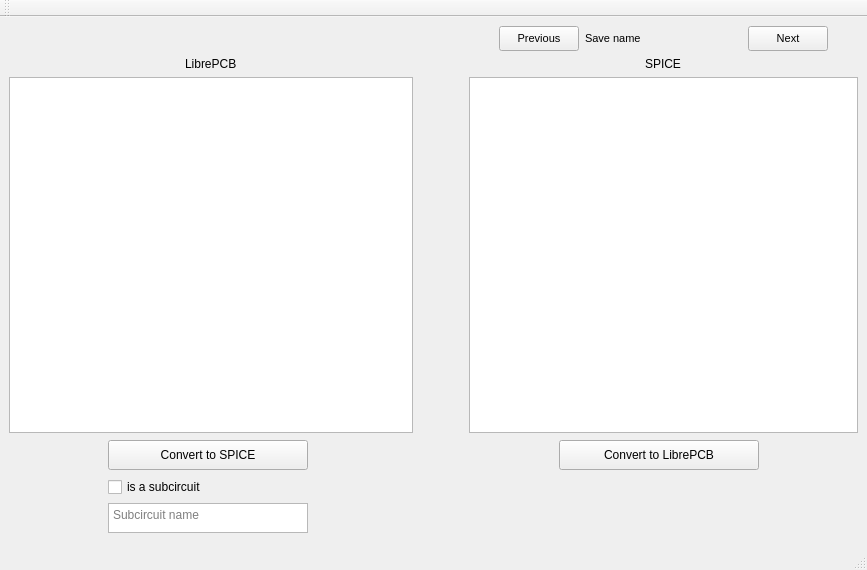
First picture: the form in ui/mainwindow.ui, repository SirBlaz333/L2Spice, before the edit.
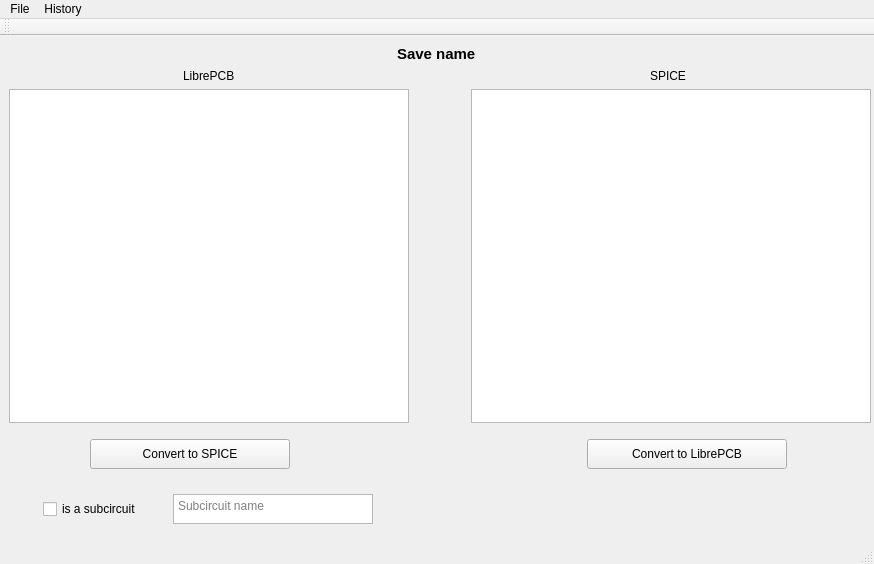
Second picture: the form after the edit. Icons and pictures are not drawn.

The edit to the form file:
```diff
--- a/ui/mainwindow.ui
+++ b/ui/mainwindow.ui
@@ -6,8 +6,8 @@
    <rect>
     <x>0</x>
     <y>0</y>
-    <width>867</width>
-    <height>570</height>
+    <width>874</width>
+    <height>564</height>
    </rect>
   </property>
   <property name="sizePolicy">
@@ -18,7 +18,7 @@
   </property>
   <property name="minimumSize">
    <size>
-    <width>750</width>
+    <width>874</width>
     <height>564</height>
    </size>
   </property>
@@ -47,38 +47,12 @@
    <layout class="QHBoxLayout" name="horizontalLayout">
     <item>
      <layout class="QGridLayout" name="gridLayout">
-      <item row="3" column="10">
-       <spacer name="horizontalSpacer_6">
-        <property name="orientation">
-         <enum>Qt::Horizontal</enum>
-        </property>
-        <property name="sizeHint" stdset="0">
-         <size>
-          <width>40</width>
-          <height>20</height>
-         </size>
-        </property>
-       </spacer>
-      </item>
-      <item row="4" column="4" rowspan="2">
-       <spacer name="horizontalSpacer_8">
-        <property name="orientation">
-         <enum>Qt::Horizontal</enum>
-        </property>
-        <property name="sizeHint" stdset="0">
-         <size>
-          <width>40</width>
-          <height>20</height>
-         </size>
-        </property>
-       </spacer>
-      </item>
-      <item row="2" column="7" colspan="6">
-       <widget class="QTextEdit" name="notationSpiceTextEdit">
+      <item row="3" column="0" colspan="3">
+       <widget class="QTextEdit" name="notationLibreTextEdit">
         <property name="minimumSize">
          <size>
-          <width>335</width>
-          <height>326</height>
+          <width>400</width>
+          <height>300</height>
          </size>
         </property>
         <property name="styleSheet">
@@ -86,8 +60,17 @@
         </property>
        </widget>
       </item>
-      <item row="3" column="0" rowspan="3" colspan="2">
-       <spacer name="horizontalSpacer_4">
+      <item row="4" column="4" rowspan="2" colspan="2">
+       <widget class="QWidget" name="convertToLibreWidget" native="true">
+        <property name="sizePolicy">
+         <sizepolicy hsizetype="MinimumExpanding" vsizetype="Preferred">
+          <horstretch>0</horstretch>
+          <verstretch>0</verstretch>
+         </sizepolicy>
+        </property>
+        <layout class="QHBoxLayout" name="horizontalLayout_3">
+         <item>
+          <spacer name="horizontalSpacer_2">
         <property name="orientation">
          <enum>Qt::Horizontal</enum>
         </property>
@@ -99,7 +82,7 @@
         </property>
        </spacer>
       </item>
-      <item row="3" column="8">
+         <item>
        <widget class="QLabel" name="arrowLeftLabel">
         <property name="minimumSize">
          <size>
@@ -127,77 +110,7 @@
         </property>
        </widget>
       </item>
-      <item row="3" column="5" rowspan="3">
-       <spacer name="horizontalSpacer_2">
-        <property name="orientation">
-         <enum>Qt::Horizontal</enum>
-        </property>
-        <property name="sizeType">
-         <enum>QSizePolicy::Expanding</enum>
-        </property>
-        <property name="sizeHint" stdset="0">
-         <size>
-          <width>40</width>
-          <height>20</height>
-         </size>
-        </property>
-       </spacer>
-      </item>
-      <item row="3" column="4">
-       <widget class="QLabel" name="arrowRightLabel">
-        <property name="minimumSize">
-         <size>
-          <width>32</width>
-          <height>32</height>
-         </size>
-        </property>
-        <property name="maximumSize">
-         <size>
-          <width>32</width>
-          <height>32</height>
-         </size>
-        </property>
-        <property name="text">
-         <string/>
-        </property>
-        <property name="pixmap">
-         <pixmap resource="../resources/resources.qrc">:/img/right-arrow.png</pixmap>
-        </property>
-        <property name="scaledContents">
-         <bool>true</bool>
-        </property>
-       </widget>
-      </item>
-      <item row="3" column="11" colspan="2">
-       <spacer name="horizontalSpacer_5">
-        <property name="orientation">
-         <enum>Qt::Horizontal</enum>
-        </property>
-        <property name="sizeHint" stdset="0">
-         <size>
-          <width>40</width>
-          <height>20</height>
-         </size>
-        </property>
-       </spacer>
-      </item>
-      <item row="0" column="6" rowspan="6">
-       <spacer name="horizontalSpacer">
-        <property name="orientation">
-         <enum>Qt::Horizontal</enum>
-        </property>
-        <property name="sizeType">
-         <enum>QSizePolicy::Fixed</enum>
-        </property>
-        <property name="sizeHint" stdset="0">
-         <size>
-          <width>50</width>
-          <height>0</height>
-         </size>
-        </property>
-       </spacer>
-      </item>
-      <item row="3" column="9">
+         <item>
        <widget class="QPushButton" name="convertToLibreButton">
         <property name="minimumSize">
          <size>
@@ -216,8 +129,8 @@
         </property>
        </widget>
       </item>
-      <item row="0" column="0" colspan="6">
-       <spacer name="horizontalSpacer_10">
+         <item>
+          <spacer name="horizontalSpacer_3">
         <property name="orientation">
          <enum>Qt::Horizontal</enum>
         </property>
@@ -229,35 +142,22 @@
         </property>
        </spacer>
       </item>
-      <item row="1" column="0" colspan="6" alignment="Qt::AlignHCenter|Qt::AlignVCenter">
+        </layout>
+       </widget>
+      </item>
+      <item row="1" column="0" rowspan="2" colspan="3" alignment="Qt::AlignHCenter|Qt::AlignVCenter">
        <widget class="QLabel" name="libreLabel">
         <property name="text">
          <string>LibrePCB</string>
         </property>
        </widget>
       </item>
-      <item row="4" column="7" rowspan="3" colspan="6">
-       <spacer name="verticalSpacer_3">
-        <property name="orientation">
-         <enum>Qt::Vertical</enum>
-        </property>
-        <property name="sizeType">
-         <enum>QSizePolicy::Fixed</enum>
-        </property>
-        <property name="sizeHint" stdset="0">
-         <size>
-          <width>20</width>
-          <height>30</height>
-         </size>
-        </property>
-       </spacer>
-      </item>
-      <item row="2" column="0" colspan="6">
-       <widget class="QTextEdit" name="notationLibreTextEdit">
+      <item row="3" column="4" colspan="2">
+       <widget class="QTextEdit" name="notationSpiceTextEdit">
         <property name="minimumSize">
          <size>
-          <width>335</width>
-          <height>326</height>
+          <width>400</width>
+          <height>300</height>
          </size>
         </property>
         <property name="styleSheet">
@@ -265,39 +165,8 @@
         </property>
        </widget>
       </item>
-      <item row="3" column="2" rowspan="3">
-       <spacer name="horizontalSpacer_7">
-        <property name="orientation">
-         <enum>Qt::Horizontal</enum>
-        </property>
-        <property name="sizeHint" stdset="0">
-         <size>
-          <width>40</width>
-          <height>20</height>
-         </size>
-        </property>
-       </spacer>
-      </item>
-      <item row="5" column="3">
-       <widget class="QPlainTextEdit" name="subcircuitNameTextEdit">
-        <property name="enabled">
-         <bool>true</bool>
-        </property>
-        <property name="maximumSize">
-         <size>
-          <width>200</width>
-          <height>30</height>
-         </size>
-        </property>
-        <property name="placeholderText">
-         <string>Subcircuit name</string>
-        </property>
-       </widget>
-      </item>
-      <item row="0" column="7" colspan="6">
-       <layout class="QHBoxLayout" name="nodesLayout">
-        <item>
-         <spacer name="horizontalSpacer_9">
+      <item row="1" column="3" rowspan="8">
+       <spacer name="horizontalSpacer">
           <property name="orientation">
            <enum>Qt::Horizontal</enum>
           </property>
@@ -306,53 +175,18 @@
           </property>
           <property name="sizeHint" stdset="0">
            <size>
-            <width>30</width>
-            <height>25</height>
+          <width>50</width>
+          <height>0</height>
            </size>
           </property>
          </spacer>
         </item>
-        <item>
-         <widget class="QPushButton" name="previousNodeButton">
-          <property name="minimumSize">
-           <size>
-            <width>80</width>
-            <height>25</height>
-           </size>
-          </property>
-          <property name="maximumSize">
-           <size>
-            <width>80</width>
-            <height>25</height>
-           </size>
-          </property>
-          <property name="font">
-           <font>
-            <pointsize>8</pointsize>
-           </font>
-          </property>
-          <property name="text">
-           <string>Previous</string>
-          </property>
-         </widget>
-        </item>
-        <item>
+      <item row="0" column="0" colspan="6" alignment="Qt::AlignHCenter|Qt::AlignVCenter">
          <widget class="QLabel" name="nodeNameLabel">
-          <property name="minimumSize">
-           <size>
-            <width>150</width>
-            <height>25</height>
-           </size>
-          </property>
-          <property name="maximumSize">
-           <size>
-            <width>1500</width>
-            <height>25</height>
-           </size>
-          </property>
           <property name="font">
            <font>
-            <pointsize>8</pointsize>
+          <pointsize>11</pointsize>
+          <bold>true</bold>
            </font>
           </property>
           <property name="text">
@@ -360,62 +194,19 @@
           </property>
          </widget>
         </item>
-        <item>
-         <widget class="QPushButton" name="nextNodeButton">
-          <property name="minimumSize">
-           <size>
-            <width>80</width>
-            <height>25</height>
-           </size>
-          </property>
-          <property name="maximumSize">
-           <size>
-            <width>80</width>
-            <height>25</height>
-           </size>
-          </property>
-          <property name="font">
-           <font>
-            <pointsize>8</pointsize>
-           </font>
-          </property>
-          <property name="text">
-           <string>Next</string>
-          </property>
-         </widget>
-        </item>
+      <item row="4" column="0" rowspan="2" colspan="3">
+       <widget class="QWidget" name="convertToSpiceWidget" native="true">
+        <property name="sizePolicy">
+         <sizepolicy hsizetype="MinimumExpanding" vsizetype="Preferred">
+          <horstretch>0</horstretch>
+          <verstretch>0</verstretch>
+         </sizepolicy>
+        </property>
+        <layout class="QHBoxLayout" name="horizontalLayout_2">
         <item>
-         <spacer name="horizontalSpacer_11">
+          <spacer name="horizontalSpacer_8">
           <property name="orientation">
            <enum>Qt::Horizontal</enum>
-          </property>
-          <property name="sizeType">
-           <enum>QSizePolicy::Fixed</enum>
-          </property>
-          <property name="sizeHint" stdset="0">
-           <size>
-            <width>30</width>
-            <height>25</height>
-           </size>
-          </property>
-         </spacer>
-        </item>
-       </layout>
-      </item>
-      <item row="4" column="3">
-       <widget class="QCheckBox" name="subcircuitCheckBox">
-        <property name="text">
-         <string>is a subcircuit</string>
-        </property>
-       </widget>
-      </item>
-      <item row="3" column="7">
-       <spacer name="horizontalSpacer_3">
-        <property name="orientation">
-         <enum>Qt::Horizontal</enum>
-        </property>
-        <property name="sizeType">
-         <enum>QSizePolicy::Expanding</enum>
         </property>
         <property name="sizeHint" stdset="0">
          <size>
@@ -425,14 +216,7 @@
         </property>
        </spacer>
       </item>
-      <item row="1" column="7" colspan="6" alignment="Qt::AlignHCenter|Qt::AlignVCenter">
-       <widget class="QLabel" name="spiceLabel">
-        <property name="text">
-         <string>SPICE</string>
-        </property>
-       </widget>
-      </item>
-      <item row="3" column="3">
+         <item>
        <widget class="QPushButton" name="convertToSpiceButton">
         <property name="minimumSize">
          <size>
@@ -451,6 +235,120 @@
         </property>
        </widget>
       </item>
+         <item>
+          <widget class="QLabel" name="arrowRightLabel">
+           <property name="minimumSize">
+            <size>
+             <width>32</width>
+             <height>32</height>
+            </size>
+           </property>
+           <property name="maximumSize">
+            <size>
+             <width>32</width>
+             <height>32</height>
+            </size>
+           </property>
+           <property name="text">
+            <string/>
+           </property>
+           <property name="pixmap">
+            <pixmap resource="../resources/resources.qrc">:/img/right-arrow.png</pixmap>
+           </property>
+           <property name="scaledContents">
+            <bool>true</bool>
+           </property>
+          </widget>
+         </item>
+         <item>
+          <spacer name="horizontalSpacer_9">
+           <property name="orientation">
+            <enum>Qt::Horizontal</enum>
+           </property>
+           <property name="sizeHint" stdset="0">
+            <size>
+             <width>40</width>
+             <height>20</height>
+            </size>
+           </property>
+          </spacer>
+         </item>
+        </layout>
+       </widget>
+      </item>
+      <item row="1" column="4" rowspan="2" colspan="2" alignment="Qt::AlignHCenter|Qt::AlignVCenter">
+       <widget class="QLabel" name="spiceLabel">
+        <property name="text">
+         <string>SPICE</string>
+        </property>
+       </widget>
+      </item>
+      <item row="6" column="0" rowspan="3" colspan="3">
+       <widget class="QFrame" name="horizontalFrame">
+        <property name="sizePolicy">
+         <sizepolicy hsizetype="MinimumExpanding" vsizetype="Preferred">
+          <horstretch>0</horstretch>
+          <verstretch>0</verstretch>
+         </sizepolicy>
+        </property>
+        <layout class="QHBoxLayout" name="horizontalLayout_5">
+         <item>
+          <widget class="QCheckBox" name="subcircuitCheckBox">
+           <property name="sizePolicy">
+            <sizepolicy hsizetype="Fixed" vsizetype="Fixed">
+             <horstretch>0</horstretch>
+             <verstretch>0</verstretch>
+            </sizepolicy>
+           </property>
+           <property name="text">
+            <string>is a subcircuit</string>
+           </property>
+          </widget>
+         </item>
+         <item>
+          <widget class="QPlainTextEdit" name="subcircuitNameTextEdit">
+           <property name="enabled">
+            <bool>true</bool>
+           </property>
+           <property name="sizePolicy">
+            <sizepolicy hsizetype="MinimumExpanding" vsizetype="Expanding">
+             <horstretch>0</horstretch>
+             <verstretch>0</verstretch>
+            </sizepolicy>
+           </property>
+           <property name="minimumSize">
+            <size>
+             <width>200</width>
+             <height>30</height>
+            </size>
+           </property>
+           <property name="maximumSize">
+            <size>
+             <width>200</width>
+             <height>30</height>
+            </size>
+           </property>
+           <property name="placeholderText">
+            <string>Subcircuit name</string>
+           </property>
+          </widget>
+         </item>
+        </layout>
+       </widget>
+      </item>
+      <item row="6" column="4" rowspan="3">
+       <spacer name="horizontalSpacer_4">
+        <property name="orientation">
+         <enum>Qt::Horizontal</enum>
+        </property>
+        <property name="sizeHint" stdset="0">
+         <size>
+          <width>40</width>
+          <height>20</height>
+         </size>
+        </property>
+       </spacer>
+      </item>
      </layout>
     </item>
    </layout>
@@ -460,10 +358,27 @@
     <rect>
      <x>0</x>
      <y>0</y>
-     <width>867</width>
+     <width>874</width>
      <height>21</height>
     </rect>
    </property>
+   <widget class="QMenu" name="menuEdit">
+    <property name="title">
+     <string>File</string>
+    </property>
+    <addaction name="actionSave"/>
+    <addaction name="actionSave_As"/>
+   </widget>
+   <widget class="QMenu" name="menuEdit_2">
+    <property name="title">
+     <string>History</string>
+    </property>
+    <addaction name="actionLast_save"/>
+    <addaction name="actionPrevious_save"/>
+    <addaction name="actionNext_save"/>
+   </widget>
+   <addaction name="menuEdit"/>
+   <addaction name="menuEdit_2"/>
   </widget>
   <widget class="QStatusBar" name="statusbar"/>
   <widget class="QToolBar" name="toolBar">
```
Left out of the diff: 43 changed lines with no effect on the pictures. Lines whose indentation alone changed are shown as unchanged.
